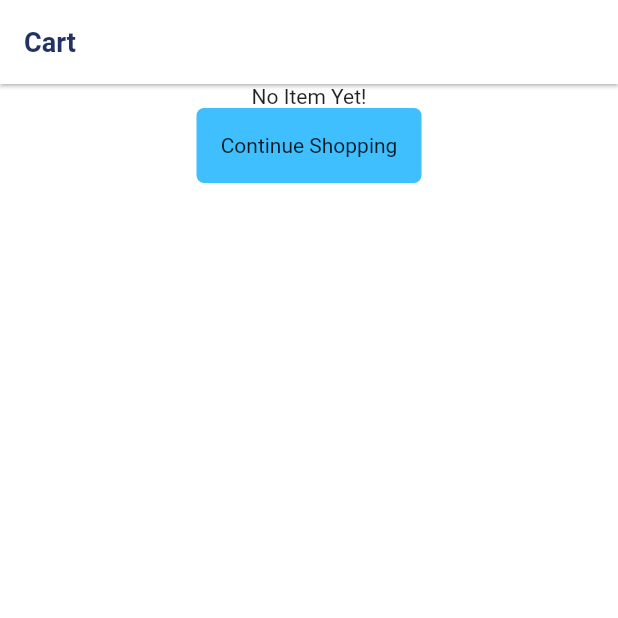
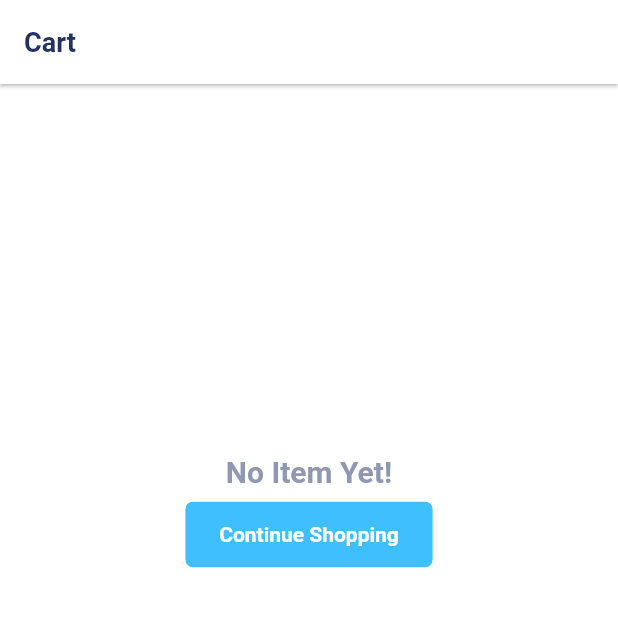
Before and after one commit to psalishol/Winnie-app, a Flutter app: the CartScreen screen opened directly, on a phone screen of 412 x 824 dp, the top half of it. Run offline on Flutter 3.47's test engine with Material 2 defaults, Android fonts, the phone set to English and light mode, and no system bars; our stand-ins replace equatable, firebase_auth, firebase_core; accounts and stored records are empty; Roboto replaces fonts that are missing (Poppins).

Commit message:
Cart empty screen

```diff
--- a/lib/screens/cart/cart.dart
+++ b/lib/screens/cart/cart.dart
@@ -1,9 +1,8 @@
-
-
 import 'package:flutter/material.dart';
 import 'package:flutter/services.dart';
 import 'package:flutter/src/foundation/key.dart';
 import 'package:flutter/src/widgets/framework.dart';
+import 'package:winnie_user/screens/home_screen/custom_home_screen.dart';
 
 import '../../constants/constants.dart';
 
@@ -12,29 +11,60 @@ class CartScreen extends StatelessWidget {
 
   @override
   Widget build(BuildContext context) {
+    final Size size = MediaQuery.of(context).size;
     return Scaffold(
         backgroundColor: AppColors.white,
         appBar: AppBar(
           elevation: 1,
           backgroundColor: AppColors.white,
-        title:  Text("Cart", style: TextStyle(color: AppColors.darkblue, fontSize: 18, fontFamily: 'Poppins')),
+          title: Text("Cart",
+              style: TextStyle(
+                  color: AppColors.darkblue,
+                  fontSize: 18,
+                  fontFamily: 'Poppins')),
           automaticallyImplyLeading: false,
           systemOverlayStyle: const SystemUiOverlayStyle(
             statusBarIconBrightness: Brightness.dark,
             statusBarColor: Colors.transparent,
           ),
         ),
-      body:  Center(child: Column(children: [
-        Text("No Item Yet!"),
+        body: Center(
+          child: Container(
+            child: Column(children: [
+              SizedBox(
+                height: size.height * 0.3,
+              ),
+              Text(
+                "No Item Yet!",
+                style: Theme.of(context)
+                    .textTheme
+                    .headline3!
+                    .copyWith(color: AppColors.grey),
+              ),
+              SizedBox(
+                height: size.height * 0.01,
+              ),
               Container(
-          height: 50,
-          width: 150,
+                  height: size.height * 0.053,
+                  width: size.width * 0.4,
                   decoration: BoxDecoration(
                       color: AppColors.blue,
-            borderRadius: BorderRadius.circular(5) ),
-          child: const Center(child: Text("Continue Shopping"))
-        )
-      ]),)
-    );
+                      borderRadius: BorderRadius.circular(5)),
+                  child: GestureDetector(
+                      onTap: () => Navigator.of(context).pushReplacement(
+                          MaterialPageRoute(
+                              builder: ((context) =>
+                                  const CustomHomeScreen()))),
+                      child: Center(
+                          child: Text(
+                        "Continue Shopping",
+                        style: Theme.of(context)
+                            .textTheme
+                            .headline5!
+                            .copyWith(color: AppColors.white),
+                      ))))
+            ]),
+          ),
+        ));
   }
 }
```
Lines whose indentation alone changed are shown as unchanged.
